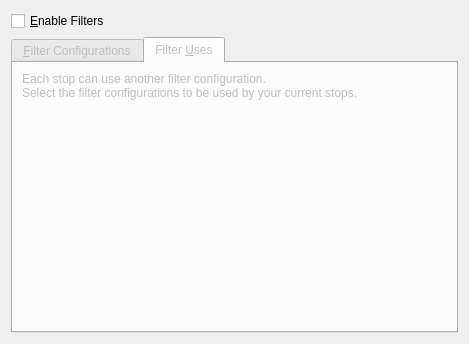
This is applet/publicTransportFilterConfig.ui in KDE/publictransport as Qt 5 draws it before an edit. The edited form follows.
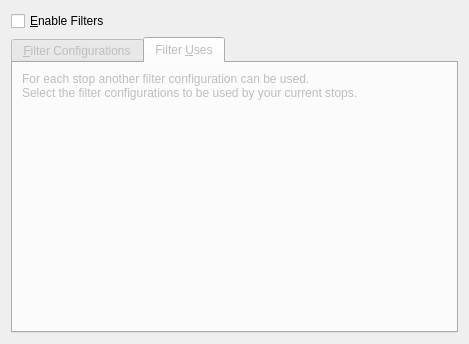
This is the edited form. The open tabs and pages were chosen to show the change. Custom widgets are drawn as their Qt base class.

Commit message: - BugFix: The feature list of the current service provider wasn't updated, when the current stop was changed. Therefore for example "Search for Journeys..." could show up in the context menu although it's not supported by the service provider. - BugFix: The "action buttons" overlay showed a button to display arrivals even if they aren't supported by the service provider. - i18n update.

What changed in the file:
```diff
--- a/applet/publicTransportFilterConfig.ui
+++ b/applet/publicTransportFilterConfig.ui
@@ -212,7 +212,7 @@
           </sizepolicy>
          </property>
          <property name="text">
-          <string>Each stop can use another filter configuration.
+          <string>For each stop another filter configuration can be used.
 Select the filter configurations to be used by your current stops.</string>
          </property>
          <property name="wordWrap">
```
The commit also changes 1 other file.
